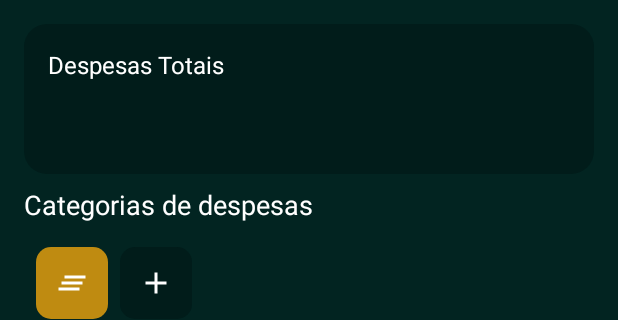
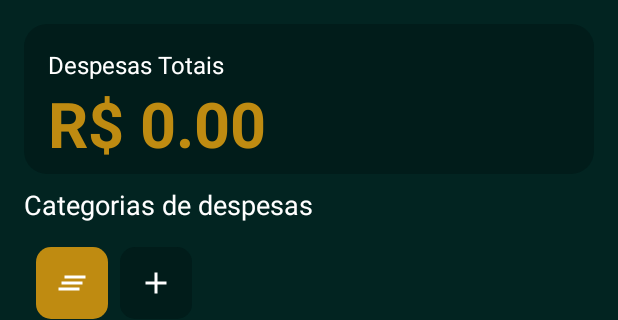
Before and after one commit to m-sabin/Orcai, an Android app: the screen it shows after launch (MainActivity), on a phone screen of 412 x 824 dp, the part 90-410 px from its top. Run offline under Robolectric (Android 15) with nearby library versions, the phone set to English and light mode, and no system bars; our stand-ins replace Room's generated code.

Commit message:
recuperei o tvValueSpent no MainActivity para exibir o valor total das despesas.
adicionei a funcao getTotalspent no spentDao

Configurei no spentViewModel e por fim chamei no MainActivity para a exibição

```diff
--- a/app/src/main/java/com/example/ora/MainActivity.kt
+++ b/app/src/main/java/com/example/ora/MainActivity.kt
@@ -32,6 +32,9 @@ class MainActivity : AppCompatActivity() {
         setupCategoryList()
         setupSpentList()
 
+        spentViewModel.totalSpent.observe(this) { total ->
+            binding.tvValueSpent.text = "R$ %.2f".format(total ?: 0.0)
+        }
 
 
         binding.btnAddSpent.setOnClickListener {
--- a/app/src/main/java/com/example/ora/SpentDao.kt
+++ b/app/src/main/java/com/example/ora/SpentDao.kt
@@ -26,4 +26,7 @@ interface SpentDao {
     @Query("DELETE FROM spent_table WHERE icon = :icon")
     suspend fun deleteByIcon(icon: Int)
 
+    @Query("SELECT SUM(amount) FROM spent_table")
+    fun getTotalSpent(): LiveData<Double>
+
 }
--- a/app/src/main/java/com/example/ora/SpentViewModel.kt
+++ b/app/src/main/java/com/example/ora/SpentViewModel.kt
@@ -9,6 +9,8 @@ import kotlinx.coroutines.launch
 class SpentViewModel(private val spentDao: SpentDao) : ViewModel() {
     val allSpents: LiveData<List<SpentEntity>> =
         spentDao.getAllSpents()
+
+    val totalSpent: LiveData<Double> = spentDao.getTotalSpent()
 
     fun insert(spent: SpentEntity) {
         viewModelScope.launch {
--- a/app/src/main/res/layout/activity_main.xml
+++ b/app/src/main/res/layout/activity_main.xml
@@ -46,9 +46,8 @@
             android:layout_width="wrap_content"
             android:layout_height="wrap_content"
             android:layout_marginStart="16dp"
-            android:layout_marginTop="10dp"
             android:textColor="@color/primary400"
-            android:textSize="32sp"
+            android:textSize="42sp"
             android:textStyle="bold"
             tools:text="R$ 324.41" />
     </LinearLayout>
--- a/app/src/main/res/layout/item_spent.xml
+++ b/app/src/main/res/layout/item_spent.xml
@@ -47,7 +47,7 @@
         android:id="@+id/viewColorIndicator"
         android:layout_width="4dp"
         android:layout_height="match_parent"
-        android:layout_marginStart="110dp"
+        android:layout_marginStart="90dp"
         android:background="@drawable/bg_color_indicator"
         />
 
```
Lines whose indentation alone changed are shown as unchanged.
